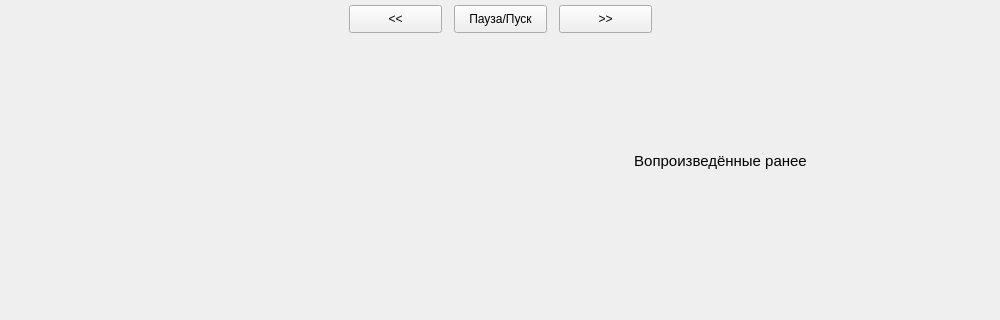
Above: simpleAudioPlayer.ui from Cheboxxxarik/simpleAudioPlayer before the change; both pictures show x 0 to 1000 and y 135 to 455 of the 1000 by 800 pixel window. Below: the same form after it.
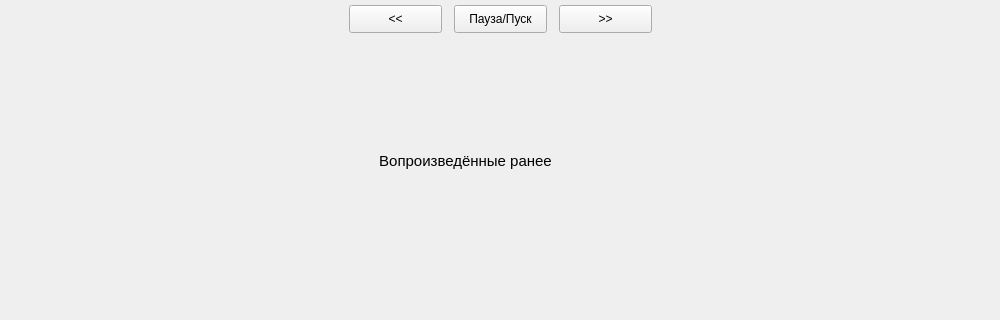
That is the form after the change.

Commit message: Небольшие изменения

Diff of the .ui file:
```diff
--- a/simpleAudioPlayer.ui
+++ b/simpleAudioPlayer.ui
@@ -153,9 +153,9 @@
    <widget class="QLabel" name="label">
     <property name="geometry">
      <rect>
-      <x>480</x>
+      <x>20</x>
       <y>260</y>
-      <width>481</width>
+      <width>891</width>
       <height>71</height>
      </rect>
     </property>
```
Left out of the diff: 14 changed lines with no effect on the pictures.
